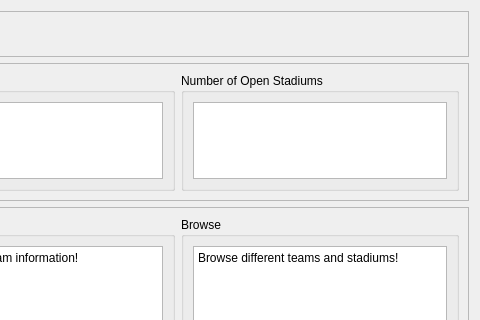
Before: the Qt Designer form src/homepage/homepage.ui in ZacharyOllivierre/Project-2, drawn with Qt 5; both pictures show x 123 to 603 and y 0 to 320 of the 603 by 592 pixel window.
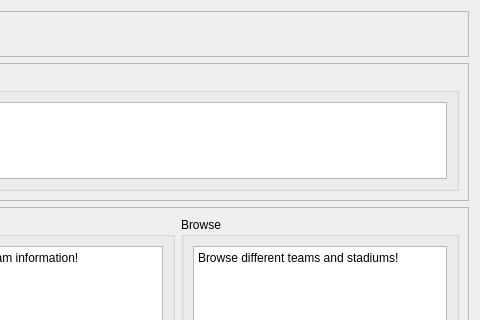
After: the same form once the commit is applied.

What changed in the file:
```diff
--- a/src/homepage/homepage.ui
+++ b/src/homepage/homepage.ui
@@ -58,25 +58,6 @@
         </layout>
        </widget>
       </item>
-      <item>
-       <widget class="QGroupBox" name="openStadiumBox">
-        <property name="title">
-         <string>Number of Open Stadiums</string>
-        </property>
-        <layout class="QVBoxLayout" name="verticalLayout_6">
-         <item>
-          <widget class="QTextEdit" name="openStadiumText">
-           <property name="readOnly">
-            <bool>true</bool>
-           </property>
-           <property name="overwriteMode">
-            <bool>false</bool>
-           </property>
-          </widget>
-         </item>
-        </layout>
-       </widget>
-      </item>
      </layout>
     </widget>
    </item>
```
